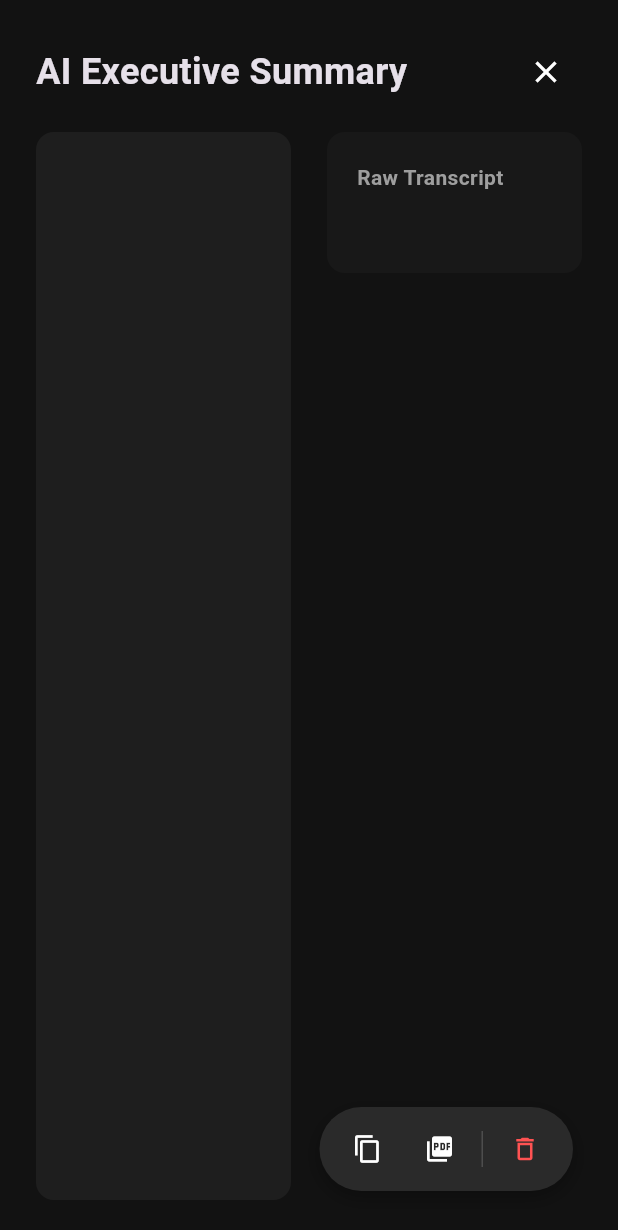
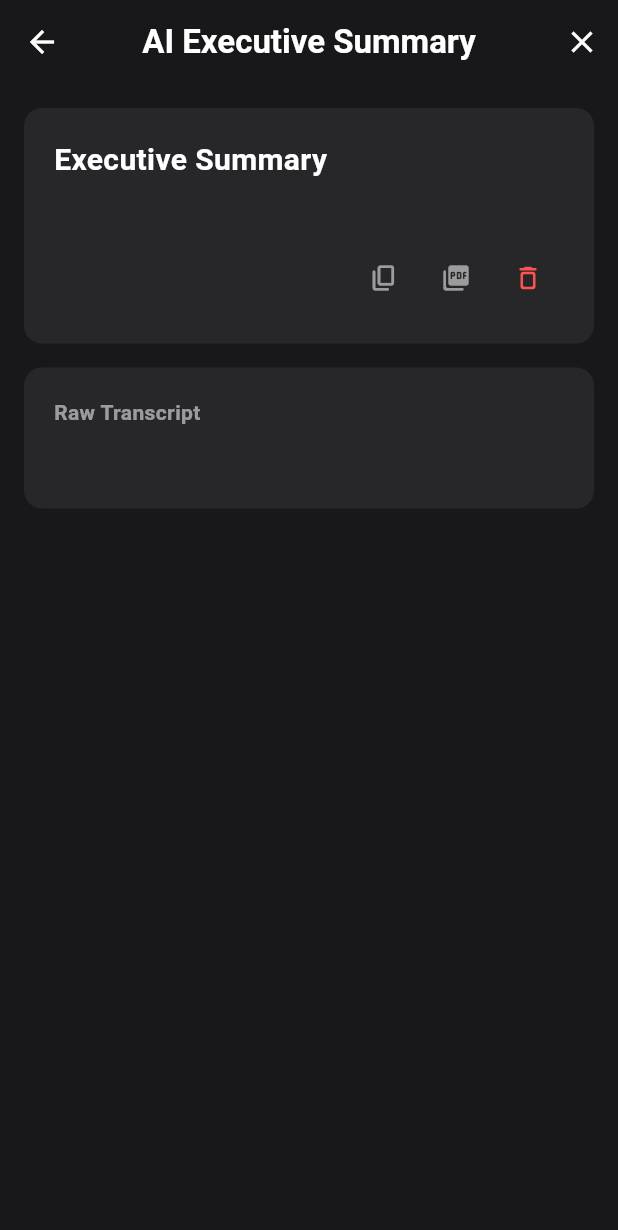
Before and after one commit to tanvir-lnx/locribe-repo, a Flutter app: the TranscriptView screen opened directly with empty values, on a phone screen of 412 x 824 dp. Shown: the top 1230 px of the screen. Run offline on Flutter 3.47's test engine with Material 3 defaults, Android fonts, the light colour scheme and no system bars; our stand-ins replace equatable, file_picker, flutter_bloc, flutter_markdown, pdf, printing and 1 more; accounts and stored records are empty; network calls fail.

Commit message:
fix: layoutBuilder overflow

```diff
--- a/locribe/lib/ui/views/transcript_view.dart
+++ b/locribe/lib/ui/views/transcript_view.dart
@@ -1,15 +1,8 @@
 import 'package:flutter/material.dart';
-import 'package:flutter/services.dart';
-import 'package:flutter_bloc/flutter_bloc.dart';
 import 'package:flutter_markdown/flutter_markdown.dart';
-import '../../logic/scribe_bloc/scribe_bloc.dart';
-import '../../logic/scribe_bloc/scribe_event.dart';
-import '../../logic/vault_bloc/vault_bloc.dart';
-import '../../logic/vault_bloc/vault_event.dart';
-import '../../utils/pdf_export_service.dart';
 
 class TranscriptView extends StatelessWidget {
-  final int id; // <-- Added ID tracking
+  final dynamic id;
   final String transcript;
   final String summary;
 
@@ -20,150 +13,131 @@ class TranscriptView extends StatelessWidget {
     required this.summary,
   });
 
-  void _copyToClipboard(BuildContext context, String text) {
-    Clipboard.setData(ClipboardData(text: text));
-    ScaffoldMessenger.of(context).showSnackBar(
-      const SnackBar(
-        content: Text('Copied to clipboard'),
-        behavior: SnackBarBehavior.floating,
-        duration: Duration(seconds: 2),
+  @override
+  Widget build(BuildContext context) {
+    return Scaffold(
+      backgroundColor: const Color(0xFF18181B),
+      appBar: AppBar(
+        backgroundColor: Colors.transparent,
+        elevation: 0,
+        title: const Text(
+          'AI Executive Summary',
+          style: TextStyle(fontWeight: FontWeight.bold, color: Colors.white)
+        ),
+        actions: [
+          IconButton(
+            icon: const Icon(Icons.close, color: Colors.white),
+            onPressed: () {
+              // Safely pops if pushed. If rendered via BLoC at the root, routes home.
+              if (Navigator.canPop(context)) {
+                Navigator.pop(context);
+              } else {
+                Navigator.pushReplacementNamed(context, '/');
+              }
+            },
+          ),
+        ],
+      ),
+      body: LayoutBuilder(
+        builder: (context, constraints) {
+          // Desktop/Wide layout
+          if (constraints.maxWidth > 600) {
+            return Padding(
+              padding: const EdgeInsets.all(24.0),
+              child: Row(
+                crossAxisAlignment: CrossAxisAlignment.start,
+                children: [
+                  Expanded(flex: 3, child: _buildSummaryCard()),
+                  const SizedBox(width: 16),
+                  Expanded(flex: 2, child: _buildTranscriptCard()),
+                ],
+              ),
+            );
+          }
+          // Mobile layout
+          return SingleChildScrollView(
+            padding: const EdgeInsets.all(16.0),
+            child: Column(
+              crossAxisAlignment: CrossAxisAlignment.stretch,
+              children: [
+                _buildSummaryCard(),
+                const SizedBox(height: 16),
+                _buildTranscriptCard(),
+              ],
+            ),
+          );
+        },
       ),
     );
   }
 
-  @override
-  Widget build(BuildContext context) {
-    return Stack(
-      children: [
-        Padding(
-          padding: const EdgeInsets.all(24.0),
+  Widget _buildSummaryCard() {
+    return Container(
+      padding: const EdgeInsets.all(20),
+      decoration: BoxDecoration(
+        color: const Color(0xFF27272A),
+        borderRadius: BorderRadius.circular(12),
+      ),
       child: Column(
         crossAxisAlignment: CrossAxisAlignment.start,
         children: [
+          const Text(
+            'Executive Summary',
+            style: TextStyle(fontSize: 20, color: Colors.white, fontWeight: FontWeight.w600),
+          ),
+          const SizedBox(height: 16),
+          MarkdownBody(
+            data: summary,
+            styleSheet: MarkdownStyleSheet(
+              p: const TextStyle(fontSize: 16, color: Colors.white70, height: 1.6),
+              listBullet: const TextStyle(color: Colors.white70),
+              strong: const TextStyle(color: Colors.white, fontWeight: FontWeight.bold),
+            ),
+          ),
+          const SizedBox(height: 24),
           Row(
-                mainAxisAlignment: MainAxisAlignment.spaceBetween,
+            mainAxisAlignment: MainAxisAlignment.end,
             children: [
-                  const Text('AI Executive Summary', style: TextStyle(fontSize: 24, fontWeight: FontWeight.bold)),
               IconButton(
-                    icon: const Icon(Icons.close),
-                    onPressed: () => context.read<ScribeBloc>().add(ResetWorkspace()),
-                    tooltip: 'Close and start over',
-                  )
+                icon: const Icon(Icons.copy_rounded, color: Colors.white54, size: 20),
+                onPressed: () {}
+              ),
+              IconButton(
+                icon: const Icon(Icons.picture_as_pdf_rounded, color: Colors.white54, size: 20),
+                onPressed: () {}
+              ),
+              IconButton(
+                icon: const Icon(Icons.delete_outline_rounded, color: Colors.redAccent, size: 20),
+                onPressed: () {}
+              ),
             ],
           ),
-              const SizedBox(height: 16),
-              Expanded(
-                child: Row(
-                  crossAxisAlignment: CrossAxisAlignment.start,
-                  children: [
-                    // Left Column: Markdown Summary
-                    Expanded(
-                      flex: 1,
-                      child: Container(
+        ],
+      ),
+    );
+  }
+
+  Widget _buildTranscriptCard() {
+    return Container(
       padding: const EdgeInsets.all(20),
       decoration: BoxDecoration(
-                          color: const Color(0xFF1E1E1E),
+        color: const Color(0xFF27272A),
         borderRadius: BorderRadius.circular(12),
       ),
-                        child: Markdown(
-                          data: summary,
-                          styleSheet: MarkdownStyleSheet.fromTheme(Theme.of(context)).copyWith(
-                            p: const TextStyle(fontSize: 15, height: 1.6),
-                          ),
-                        ),
-                      ),
-                    ),
-                    const SizedBox(width: 24),
-                    // Right Column: Raw Transcript
-                    Expanded(
-                      flex: 1,
-                      child: Container(
-                        padding: const EdgeInsets.all(20),
-                        decoration: BoxDecoration(
-                          color: const Color(0xFF1E1E1E).withOpacity(0.5),
-                          borderRadius: BorderRadius.circular(12),
-                        ),
-                        child: SingleChildScrollView(
       child: Column(
         crossAxisAlignment: CrossAxisAlignment.start,
         children: [
-                              const Text('Raw Transcript', style: TextStyle(color: Colors.grey, fontWeight: FontWeight.bold)),
+          const Text(
+            'Raw Transcript',
+            style: TextStyle(fontSize: 14, color: Colors.white54, fontWeight: FontWeight.w600),
+          ),
           const SizedBox(height: 12),
           Text(
             transcript,
-                                style: const TextStyle(color: Colors.grey, fontSize: 14, height: 1.5),
+            style: const TextStyle(fontSize: 14, color: Colors.white54, height: 1.5),
           ),
         ],
       ),
-                        ),
-                      ),
-                    ),
-                  ],
-                ),
-              ),
-            ],
-          ),
-        ),
-
-        // The Floating Action Bar (Bottom Right)
-        Positioned(
-          bottom: 30,
-          right: 30,
-          child: Container(
-            decoration: BoxDecoration(
-              color: const Color(0xFF2A2A2A),
-              borderRadius: BorderRadius.circular(30),
-              boxShadow: [
-                BoxShadow(
-                  color: Colors.black.withOpacity(0.3),
-                  blurRadius: 10,
-                  offset: const Offset(0, 4),
-                ),
-              ],
-            ),
-            padding: const EdgeInsets.symmetric(horizontal: 8, vertical: 4),
-            child: Row(
-              mainAxisSize: MainAxisSize.min,
-              children: [
-                IconButton(
-                  icon: const Icon(Icons.copy, size: 20, color: Colors.white),
-                  tooltip: 'Copy Summary',
-                  onPressed: () => _copyToClipboard(context, summary),
-                ),
-                IconButton(
-                  icon: const Icon(Icons.picture_as_pdf, size: 20, color: Colors.white),
-                  tooltip: 'Export PDF',
-                  onPressed: () async {
-                    await PdfExportService.exportToPdf(transcript: transcript, summary: summary);
-                  },
-                ),
-                Container(width: 1, height: 24, color: Colors.grey.withOpacity(0.3), margin: const EdgeInsets.symmetric(horizontal: 4)),
-
-                // DELETION LOGIC WIRED HERE
-                IconButton(
-                  icon: const Icon(Icons.delete_outline, size: 20, color: Colors.redAccent),
-                  tooltip: 'Delete from Vault',
-                  onPressed: () {
-                    // 1. Delete from SQLite
-                    context.read<VaultBloc>().add(DeleteVaultItem(id));
-
-                    // 2. Clear the screen
-                    context.read<ScribeBloc>().add(ResetWorkspace());
-
-                    // 3. Notify the user
-                    ScaffoldMessenger.of(context).showSnackBar(
-                      const SnackBar(
-                        content: Text('Transcript removed from Vault.'),
-                        behavior: SnackBarBehavior.floating,
-                      ),
-                    );
-                  },
-                ),
-              ],
-            ),
-          ),
-        ),
-      ],
     );
   }
 }
```
Lines whose indentation alone changed are shown as unchanged.
